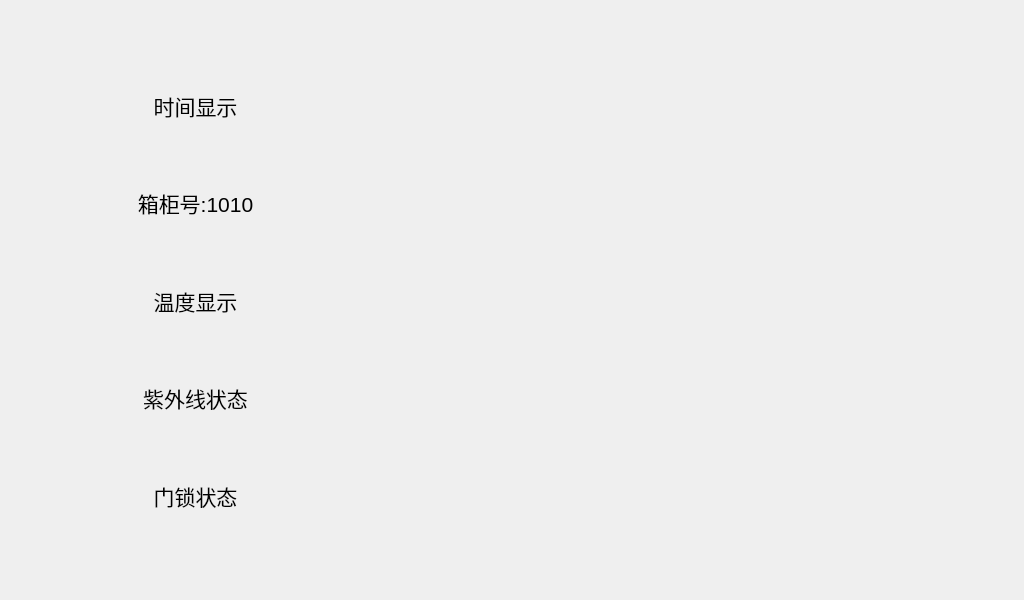
Qt form ui/mainwindow.ui (Afavorite/RPi_smartcabinet) before a commit.
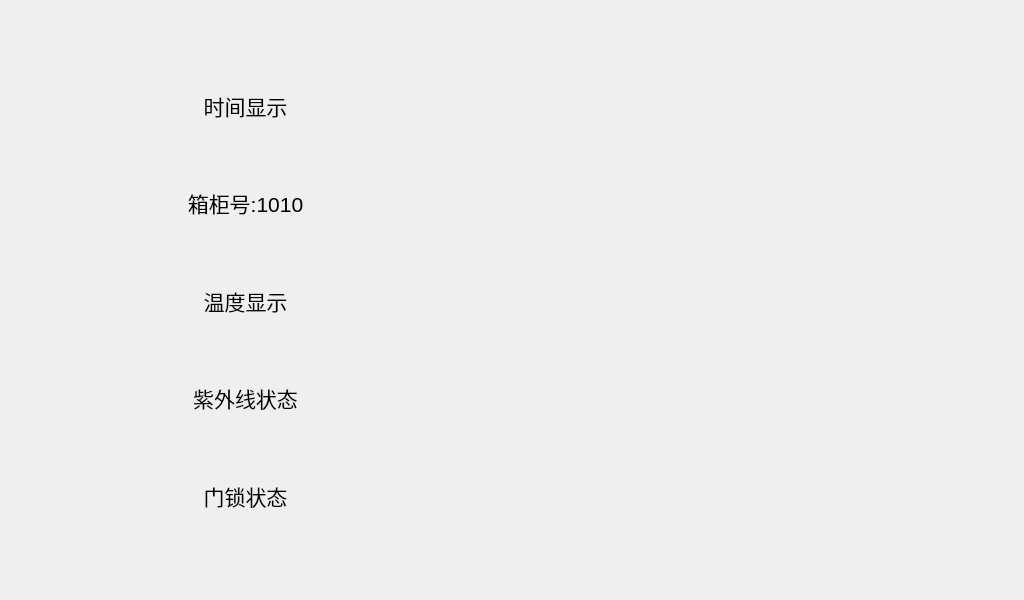
The same form after that commit. Icons and pictures are not drawn.

```diff
--- a/ui/mainwindow.ui
+++ b/ui/mainwindow.ui
@@ -22,8 +22,8 @@
   <widget class="QLabel" name="label_showQRcode">
    <property name="geometry">
     <rect>
-     <x>400</x>
-     <y>40</y>
+     <x>500</x>
+     <y>50</y>
      <width>500</width>
      <height>500</height>
     </rect>
@@ -47,12 +47,12 @@
     <set>Qt::AlignCenter</set>
    </property>
   </widget>
-  <widget class="QWidget" name="">
+  <widget class="QWidget" name="layoutWidget">
    <property name="geometry">
     <rect>
-     <x>30</x>
+     <x>10</x>
      <y>60</y>
-     <width>331</width>
+     <width>471</width>
      <height>481</height>
     </rect>
    </property>
```
Left out of the diff: 10 changed lines with no effect on the pictures.
